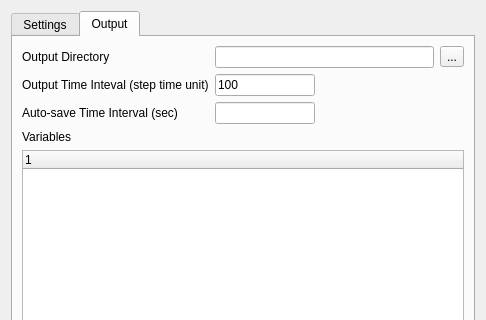
Qt form src/ui/create_simulation_dialog.ui (IPH-ECO/iph-eco-gui) before a commit; both pictures show x 0 to 486 and y 0 to 320 of the 486 by 665 pixel window.
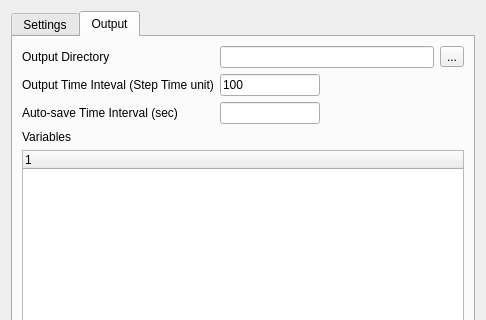
The same form after that commit. The open tabs and pages were chosen to show the change. Icons and pictures are not drawn.

Commit message: Simulation output time interval

Diff of the .ui file:
```diff
--- a/src/ui/create_simulation_dialog.ui
+++ b/src/ui/create_simulation_dialog.ui
@@ -328,7 +328,7 @@
        <item row="2" column="0">
         <widget class="QLabel" name="label_17">
          <property name="text">
-          <string>Output Time Inteval (step time unit)</string>
+          <string>Output Time Inteval (Step Time unit)</string>
          </property>
         </widget>
        </item>
```
The commit also changes 5 other files.
